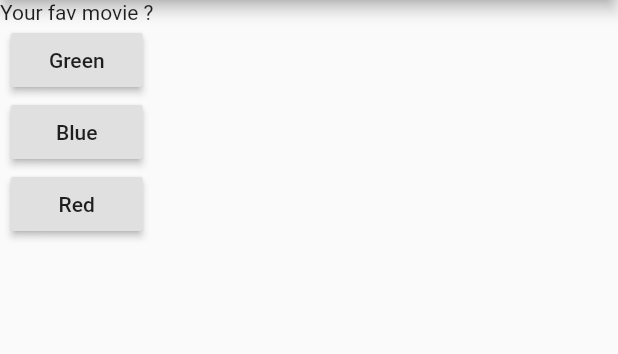
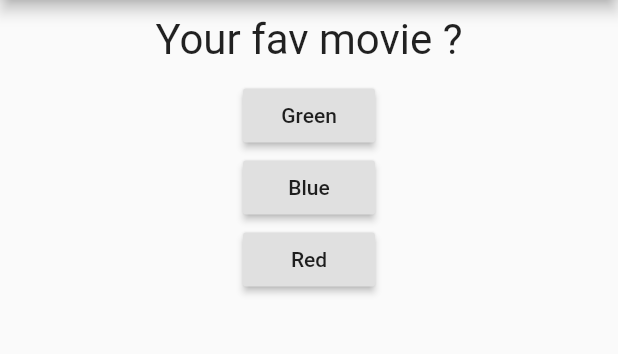
Before and after one commit to 1997sanket/Flutter-first-app, a Flutter app: the screen it shows after launch, after a tap on "Green", on a phone screen of 412 x 824 dp, the part 84-438 px from its top. Run offline on Flutter 3.47's test engine with Material 2 defaults, Android fonts, the phone set to English and light mode, and no system bars.

Commit message:
Created a custom Question widget and learned about Container and other styling elements

```diff
--- a/lib/main.dart
+++ b/lib/main.dart
@@ -1,3 +1,4 @@
+import 'package:first/question.dart';
 import 'package:flutter/material.dart';
 
 void main() {
@@ -10,19 +11,19 @@ our widget */
 class MyApp extends StatefulWidget {
   @override
   State<StatefulWidget> createState() {
-    return MyAppState();
+    return _MyAppState();
   }
 }
 
 //Create a new class for the changing instance members and our code shifts here
-class MyAppState extends State<MyApp> {
-  var questions = ["Your fav color ?", "Your fav movie ?"];
-  var index = 0;
+class _MyAppState extends State<MyApp> {
+  var _questions = ["Your fav color ?", "Your fav movie ?"];
+  var _index = 0;
 
   //function which changes our state
-  void answerQuestion() {
+  void _answerQuestion() {
     setState(() =>
-        {index++}); //Change of state, needs to be done in "setState()" method
+        {_index++}); //Change of state, needs to be done in "setState()" method
   }
 
   @override
@@ -34,10 +35,11 @@ class MyAppState extends State<MyApp> {
         //If we want to show data vertically
         body: Column(
           children: [
-            Text(questions[index]),
-            RaisedButton(child: Text("Green"), onPressed: answerQuestion),
-            RaisedButton(child: Text("Blue"), onPressed: answerQuestion),
-            RaisedButton(child: Text("Red"), onPressed: answerQuestion)
+            //Question is our custom widget, whose constructor take String
+            Question(_questions[_index]),
+            RaisedButton(child: Text("Green"), onPressed: _answerQuestion),
+            RaisedButton(child: Text("Blue"), onPressed: _answerQuestion),
+            RaisedButton(child: Text("Red"), onPressed: _answerQuestion)
           ],
         ),
       ),
--- /dev/null
+++ b/lib/question.dart
@@ -0,0 +1,24 @@
+import 'package:flutter/cupertino.dart';
+
+//Custom widget, so as to play with Text widget
+class Question extends StatelessWidget {
+  final String question;
+
+  Question(this.question);
+
+  @override
+  Widget build(BuildContext context) {
+    //Container is a layout widget
+    return Container(
+      /* Text take full width of Container and Container takes full width of
+      device, so everything is centered */
+      width: double.infinity,
+      margin: EdgeInsets.all(10), //Adding margin of 10px to our container
+      child: Text(
+        question,
+        style: TextStyle(fontSize: 28),
+        textAlign: TextAlign.center, //Not enough to align in center
+      ),
+    );
+  }
+}
```
